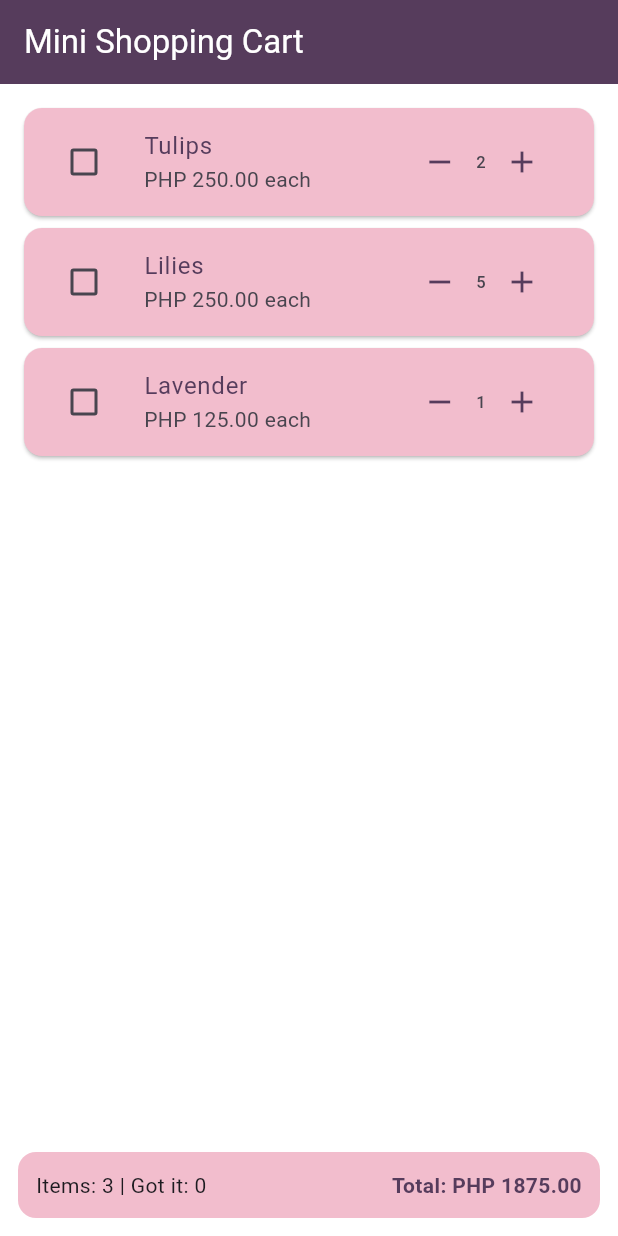
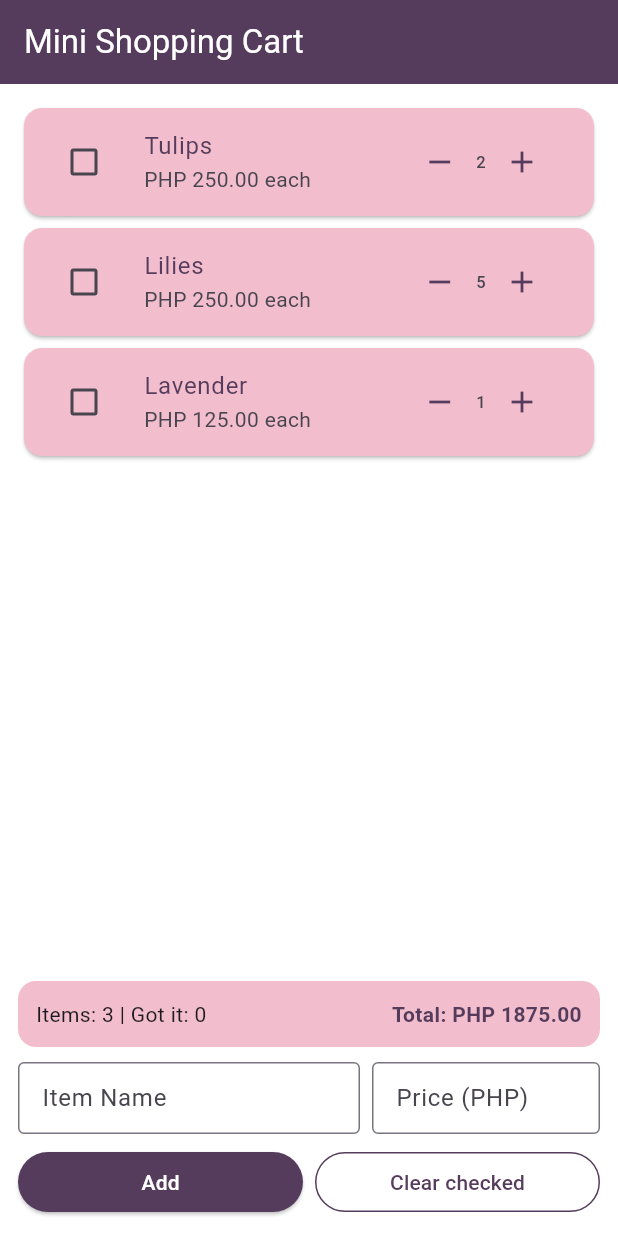
Before and after one commit to yaohanmacoto-design/stateful-lab-macoto, a Flutter app: the screen it shows after launch, on a phone screen of 412 x 824 dp. Run offline on Flutter 3.47's test engine with Material 3 defaults, Android fonts, the phone set to English and light mode, and no system bars.

Commit message:
Add item form, validation and clear checked

```diff
--- a/lib/main.dart
+++ b/lib/main.dart
@@ -49,6 +49,10 @@ class CartScreen extends StatefulWidget {
 class _CartScreenState extends State<CartScreen> {
   final List<CartItem> _items = [];
 
+  final TextEditingController _nameController = TextEditingController();
+
+  final TextEditingController _priceController = TextEditingController();
+
   @override
   void initState() {
     super.initState();
@@ -56,6 +60,13 @@ class _CartScreenState extends State<CartScreen> {
     _items.add(CartItem(name: 'Tulips', price: 250, quantity: 2));
     _items.add(CartItem(name: 'Lilies', price: 250, quantity: 5));
     _items.add(CartItem(name: 'Lavender', price: 125, quantity: 1));
+  }
+
+  @override
+  void dispose() {
+    _nameController.dispose();
+    _priceController.dispose();
+    super.dispose();
   }
 
   void _increase(int i) {
@@ -77,6 +88,33 @@ class _CartScreenState extends State<CartScreen> {
   void _toggle(int i, bool value) {
     setState(() {
       _items[i].gotIt = value;
+    });
+  }
+
+  void _addItem() {
+    String name = _nameController.text.trim();
+    double? price = double.tryParse(_priceController.text);
+
+    if (name.isEmpty || price == null || price <= 0) {
+      ScaffoldMessenger.of(context).showSnackBar(
+        const SnackBar(
+          content: Text(
+              'Invalid item name or price. Please enter valid values.'),
+        ),
+      );
+      return;
+    }
+
+    setState(() {
+      _items.add(CartItem(name: name, price: price));
+      _nameController.clear();
+      _priceController.clear();
+    });
+  }
+
+  void _clearChecked() {
+    setState(() {
+      _items.removeWhere((item) => item.gotIt);
     });
   }
 
@@ -144,6 +182,61 @@ class _CartScreenState extends State<CartScreen> {
                 ],
               ),
             ),
+            const SizedBox(height: 10),
+            Row(
+              children: [
+                Expanded(
+                  flex: 3,
+                  child: TextField(
+                    controller: _nameController,
+                    decoration: const InputDecoration(
+                      labelText: 'Item Name',
+                      border: OutlineInputBorder(),
+                      isDense: true,
+                    ),
+                  ),
+                ),
+                const SizedBox(width: 8),
+                Expanded(
+                  flex: 2,
+                  child: TextField(
+                    controller: _priceController,
+                    keyboardType: const TextInputType.numberWithOptions(
+                      decimal: true,
+                    ),
+                    decoration: const InputDecoration(
+                      labelText: 'Price (PHP)',
+                      border: OutlineInputBorder(),
+                      isDense: true,
+                    ),
+                  ),
+                ),
+              ],
+            ),
+            const SizedBox(height: 8),
+            Row(
+              children: [
+                Expanded(
+                  child: ElevatedButton(
+                    onPressed: _addItem,
+                    child: const Text('Add'),
+                  ),
+                ),
+                const SizedBox(width: 8),
+                Expanded(
+                  child: OutlinedButton(
+                    onPressed: _clearChecked,
+                    style: OutlinedButton.styleFrom(
+                      foregroundColor: englishViolet,
+                      side: const BorderSide(
+                        color: englishViolet,
+                      ),
+                    ),
+                    child: const Text('Clear checked'),
+                  ),
+                ),
+              ],
+            ),
           ],
         ),
       ),
```
